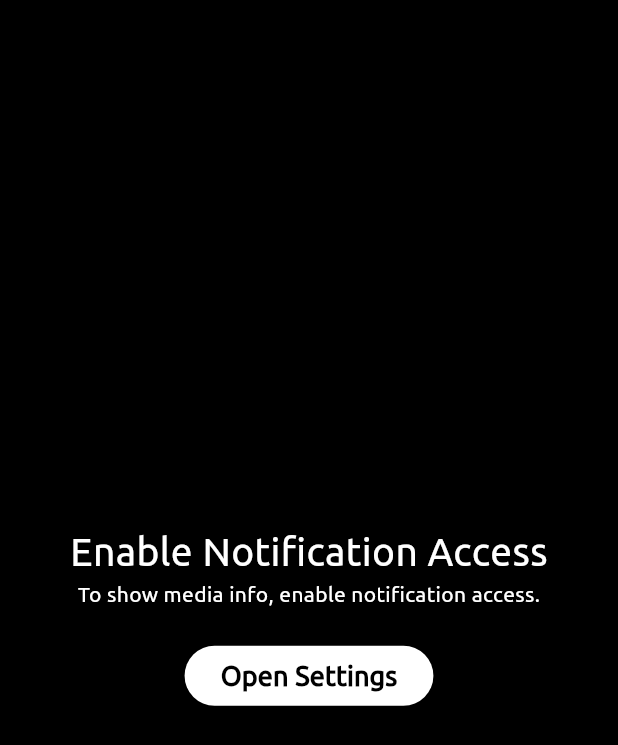
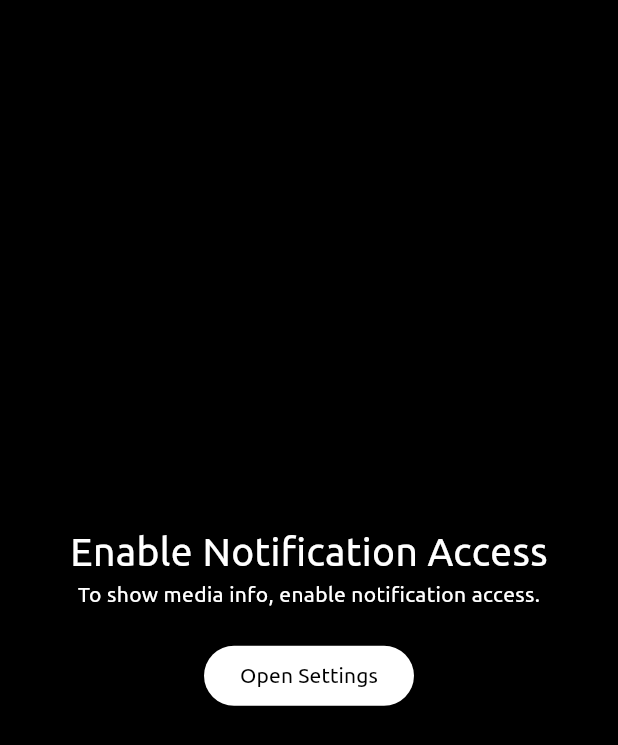
Before and after one commit to fadilfadz01/Nolauncher, a Flutter app: the MusicPage widget shown alone on an empty page, opened directly, on a phone screen of 412 x 824 dp. Shown: the top 745 px of the screen. Run offline on Flutter 3.47's test engine with Material 3 defaults, Android fonts, the light colour scheme and no system bars; our stand-ins replace connectivity_plus, geocoding, geolocator, get, preload_page_view, shared_preferences and 1 more; missing offline and left inert: device_apps; accounts and stored records are empty; network calls fail.

Commit message:
Improved code for production

```diff
--- a/lib/core/config/constants.dart
+++ b/lib/core/config/constants.dart
@@ -6,41 +6,72 @@ class AppConstants {
   static const String appBuildNumber = '1';
 }
 
+class AppFontSizes {
+  static const xlargeSize = 34.0;
+  static const largeSize = 32.0;
+  static const mediumSize = 30.0;
+  static const xMediumSize = 28.0;
+  static const xxMediumSize = 26.0;
+  static const smallSize = 24.0;
+  static const xSmallSize = 22.0;
+  static const xxSmallSize = 20.0;
+  static const xxxSmallSize = 18.0;
+
+  static const appTitleSize = xxMediumSize;
+  static const appRegularSize = xxxSmallSize;
+
+  static const allAppsSize = xMediumSize;
+  static const pinnedAppsSize = xlargeSize;
+
+  static const clockTimeSize = 60.0;
+  static const clockDateSize = xMediumSize;
+}
+
+class AppBorderSizes {
+  static const defaultBordersize = 12.0;
+}
+
+class AppColors {
+  static const primary = Colors.black;
+  static const secondary = Colors.white;
+  static const tertiary = Colors.grey;
+}
+
 class AppTheme {
   static ThemeData get lightTheme => ThemeData(
     brightness: Brightness.light,
-    scaffoldBackgroundColor: Colors.white,
-    primaryColor: Colors.black,
+    scaffoldBackgroundColor: AppColors.secondary,
+    primaryColor: AppColors.primary,
     colorScheme: const ColorScheme.light(
-      primary: Colors.black,
-      onPrimary: Colors.white,
-      surface: Colors.white,
-      onSurface: Colors.black,
+      primary: AppColors.primary,
+      onPrimary: AppColors.secondary,
+      surface: AppColors.secondary,
+      onSurface: AppColors.primary,
     ),
     appBarTheme: AppBarTheme(
-      backgroundColor: Colors.white,
-      foregroundColor: Colors.black,
+      backgroundColor: AppColors.secondary,
+      foregroundColor: AppColors.primary,
     ),
     textTheme: const TextTheme(
-      bodyLarge: TextStyle(color: Colors.black),
-      bodyMedium: TextStyle(color: Colors.black),
-      bodySmall: TextStyle(color: Colors.black),
+      bodyLarge: TextStyle(color: AppColors.primary),
+      bodyMedium: TextStyle(color: AppColors.primary),
+      bodySmall: TextStyle(color: AppColors.primary),
     ),
-    iconTheme: const IconThemeData(color: Colors.black),
+    iconTheme: const IconThemeData(color: AppColors.primary),
     inputDecorationTheme: const InputDecorationTheme(
-      hintStyle: TextStyle(color: Colors.black54),
+      hintStyle: TextStyle(color: AppColors.tertiary),
       enabledBorder: UnderlineInputBorder(
-        borderSide: BorderSide(color: Colors.black),
+        borderSide: BorderSide(color: AppColors.primary),
       ),
       focusedBorder: UnderlineInputBorder(
-        borderSide: BorderSide(color: Colors.black),
+        borderSide: BorderSide(color: AppColors.primary),
       ),
     ),
     elevatedButtonTheme: ElevatedButtonThemeData(
       style: ButtonStyle(
-        backgroundColor: WidgetStatePropertyAll(Colors.black),
-        foregroundColor: WidgetStatePropertyAll(Colors.white),
-        overlayColor: WidgetStatePropertyAll(Colors.grey),
+        backgroundColor: WidgetStatePropertyAll(AppColors.primary),
+        foregroundColor: WidgetStatePropertyAll(AppColors.secondary),
+        overlayColor: WidgetStatePropertyAll(AppColors.tertiary),
       ),
     ),
     fontFamily: "ubuntu",
@@ -48,56 +79,40 @@ class AppTheme {
 
   static ThemeData get darkTheme => ThemeData(
     brightness: Brightness.dark,
-    scaffoldBackgroundColor: Colors.black,
-    primaryColor: Colors.white,
+    scaffoldBackgroundColor: AppColors.primary,
+    primaryColor: AppColors.secondary,
     colorScheme: const ColorScheme.dark(
-      primary: Colors.white,
-      onPrimary: Colors.black,
-      surface: Colors.black,
-      onSurface: Colors.white,
+      primary: AppColors.secondary,
+      onPrimary: AppColors.primary,
+      surface: AppColors.primary,
+      onSurface: AppColors.secondary,
     ),
     appBarTheme: AppBarTheme(
-      backgroundColor: Colors.black,
-      foregroundColor: Colors.white,
+      backgroundColor: AppColors.primary,
+      foregroundColor: AppColors.secondary,
     ),
     textTheme: const TextTheme(
-      bodyLarge: TextStyle(color: Colors.white),
-      bodyMedium: TextStyle(color: Colors.white),
-      bodySmall: TextStyle(color: Colors.white),
+      bodyLarge: TextStyle(color: AppColors.secondary),
+      bodyMedium: TextStyle(color: AppColors.secondary),
+      bodySmall: TextStyle(color: AppColors.secondary),
     ),
-    iconTheme: const IconThemeData(color: Colors.white),
+    iconTheme: const IconThemeData(color: AppColors.secondary),
     inputDecorationTheme: const InputDecorationTheme(
-      hintStyle: TextStyle(color: Colors.white70),
+      hintStyle: TextStyle(color: AppColors.tertiary),
       enabledBorder: UnderlineInputBorder(
-        borderSide: BorderSide(color: Colors.white),
+        borderSide: BorderSide(color: AppColors.secondary),
       ),
       focusedBorder: UnderlineInputBorder(
-        borderSide: BorderSide(color: Colors.white),
+        borderSide: BorderSide(color: AppColors.secondary),
       ),
     ),
     elevatedButtonTheme: ElevatedButtonThemeData(
       style: ButtonStyle(
-        backgroundColor: WidgetStatePropertyAll(Colors.white),
-        foregroundColor: WidgetStatePropertyAll(Colors.black),
-        overlayColor: WidgetStatePropertyAll(Colors.grey),
+        backgroundColor: WidgetStatePropertyAll(AppColors.secondary),
+        foregroundColor: WidgetStatePropertyAll(AppColors.primary),
+        overlayColor: WidgetStatePropertyAll(AppColors.tertiary),
       ),
     ),
     fontFamily: "ubuntu",
   );
 }
-
-class AppFontSizes {
-  static const xlargeSize = 34.0;
-  static const largeSize = 32.0;
-  static const regularSize = 28.0;
-  static const smallSize = 24.0;
-  static const xsmallSize = 22.0;
-  static const xxsmallSize = 20.0;
-  static const xxxsmallSize = 18.0;
-
-  static const allAppsSize = regularSize;
-  static const pinnedAppsSize = xlargeSize;
-
-  static const clockTimeSize = 60.0;
-  static const clockDateSize = regularSize;
-}
--- a/lib/features/apps/presentation/apps_page.dart
+++ b/lib/features/apps/presentation/apps_page.dart
@@ -26,7 +26,7 @@ class AppsPage extends StatelessWidget {
               hintText: "Search apps",
               hintStyle: TextStyle(
                 fontSize: AppFontSizes.smallSize,
-                color: Colors.grey,
+                color: AppColors.tertiary,
               ),
               suffixIcon: Obx(() {
                 return controller.searchText.value.isNotEmpty
@@ -78,7 +78,9 @@ class AppsPage extends StatelessWidget {
                 return Obx(
                   () => ListTile(
                     shape: RoundedRectangleBorder(
-                      borderRadius: BorderRadius.circular(12),
+                      borderRadius: BorderRadius.circular(
+                        AppBorderSizes.defaultBordersize,
+                      ),
                     ),
                     contentPadding: const EdgeInsets.symmetric(horizontal: 16),
                     title: Text(
--- a/lib/features/home/presentation/home_controller.dart
+++ b/lib/features/home/presentation/home_controller.dart
@@ -4,6 +4,7 @@ import 'package:device_apps/device_apps.dart';
 import 'package:flutter/material.dart';
 import 'package:get/get.dart';
 import 'package:intl/intl.dart';
+import 'package:nolauncher/core/config/constants.dart';
 import 'package:nolauncher/core/utils/shared_pref_sercice.dart';
 import 'package:nolauncher/features/apps/presentation/apps_controller.dart';
 import 'package:nolauncher/features/settings/presentation/settings_controller.dart';
@@ -77,9 +78,9 @@ class HomeController extends GetxController {
         Get.showSnackbar(
           GetSnackBar(
             message: "You’ve reached the maximum of 6 pinned apps.",
-            backgroundColor: Colors.grey,
+            backgroundColor: AppColors.tertiary,
             duration: Duration(seconds: 2),
-            borderRadius: 12,
+            borderRadius: AppBorderSizes.defaultBordersize,
             margin: EdgeInsets.all(10),
           ),
         );
--- a/lib/features/main/presentation/main_page.dart
+++ b/lib/features/main/presentation/main_page.dart
@@ -1,5 +1,6 @@
 import 'package:flutter/material.dart';
 import 'package:get/get.dart';
+import 'package:nolauncher/core/config/constants.dart';
 import 'package:nolauncher/core/utils/custom_scroll_physics.dart';
 import 'package:nolauncher/features/apps/presentation/apps_page.dart';
 import 'package:nolauncher/features/home/presentation/home_page.dart';
@@ -116,10 +117,12 @@ class MainPage extends StatelessWidget {
                       padding: EdgeInsets.symmetric(horizontal: 10),
                       decoration: BoxDecoration(
                         color: Theme.of(context).scaffoldBackgroundColor,
-                        borderRadius: BorderRadius.circular(10),
+                        borderRadius: BorderRadius.circular(
+                          AppBorderSizes.defaultBordersize,
+                        ),
                         boxShadow: [
                           BoxShadow(
-                            color: Colors.grey,
+                            color: AppColors.tertiary,
                             blurRadius: 15,
                             spreadRadius: 1,
                           ),
@@ -156,7 +159,9 @@ class MainPage extends StatelessWidget {
                                   color:
                                       isActive
                                           ? Theme.of(context).primaryColor
-                                          : Colors.grey.withValues(alpha: 0.5),
+                                          : AppColors.tertiary.withValues(
+                                            alpha: 0.5,
+                                          ),
                                 ),
                               ),
                             );
--- a/lib/features/music/presentation/music_page.dart
+++ b/lib/features/music/presentation/music_page.dart
@@ -1,5 +1,6 @@
 import 'package:flutter/material.dart';
 import 'package:get/get.dart';
+import 'package:nolauncher/core/config/constants.dart';
 import 'package:nolauncher/features/music/presentation/music_controller.dart';
 
 class MusicPage extends StatelessWidget {
@@ -8,7 +9,6 @@ class MusicPage extends StatelessWidget {
 
   @override
   Widget build(BuildContext context) {
-    controller.checkNotificationPermission();
     final thumbnailWidget = Obx(
       () => controller.buildThumbnail(context: context),
     );
@@ -46,8 +46,8 @@ class MusicPage extends StatelessWidget {
                             Text(
                               controller.artist.value,
                               style: TextStyle(
-                                color: Colors.grey,
-                                fontSize: 18,
+                                color: AppColors.tertiary,
+                                fontSize: AppFontSizes.appRegularSize,
                               ),
                               textAlign: TextAlign.center,
                               maxLines: 2,
@@ -81,7 +81,7 @@ class MusicPage extends StatelessWidget {
                           shape: BoxShape.circle,
                           boxShadow: [
                             BoxShadow(
-                              color: Colors.grey,
+                              color: AppColors.tertiary,
                               blurRadius: 25,
                               spreadRadius: 1,
                             ),
@@ -122,13 +122,13 @@ class MusicPage extends StatelessWidget {
                   mainAxisSize: MainAxisSize.min,
                   spacing: 12,
                   children: [
-                    Icon(Icons.music_off, size: 60, color: Colors.grey),
+                    Icon(Icons.music_off, size: 60, color: AppColors.tertiary),
                     Text(
                       "No media playing",
                       style: TextStyle(
                         fontSize: 20,
                         fontWeight: FontWeight.w500,
-                        color: Colors.grey,
+                        color: AppColors.tertiary,
                       ),
                     ),
                   ],
@@ -143,7 +143,7 @@ class MusicPage extends StatelessWidget {
                   children: [
                     const Text(
                       "Enable Notification Access",
-                      style: TextStyle(fontSize: 26),
+                      style: TextStyle(fontSize: AppFontSizes.appTitleSize),
                     ),
                     const Text(
                       "To show media info, enable notification access.",
@@ -155,10 +155,7 @@ class MusicPage extends StatelessWidget {
                     await controller.openNotificationSettings();
                     Get.back();
                   },
-                  child: const Text(
-                    "Open Settings",
-                    style: TextStyle(fontSize: 18, fontWeight: FontWeight.bold),
-                  ),
+                  child: const Text("Open Settings"),
                 ),
               ],
             ),
--- a/lib/main.dart
+++ b/lib/main.dart
@@ -9,7 +9,7 @@ void main() {
   SystemChrome.setPreferredOrientations([DeviceOrientation.portraitUp]);
   SystemChrome.setSystemUIOverlayStyle(
     SystemUiOverlayStyle(
-      systemNavigationBarColor: Colors.black,
+      systemNavigationBarColor: AppColors.primary,
       systemNavigationBarIconBrightness: Brightness.light,
     ),
   );
```
Also changed, not shown: lib/features/main/presentation/main_controller.dart (+7 -3 lines), lib/features/music/presentation/music_controller.dart (+23 -7 lines), lib/features/settings/presentation/settings_page.dart (+20 -6 lines), lib/features/settings/presentation/widgets/hidden_apps_page.dart (+5 -2 lines), lib/features/settings/presentation/widgets/pinned_apps_page.dart (+9 -4 lines), lib/features/weather/presentation/weather_page.dart (+33 -13 lines), 1 other file.
